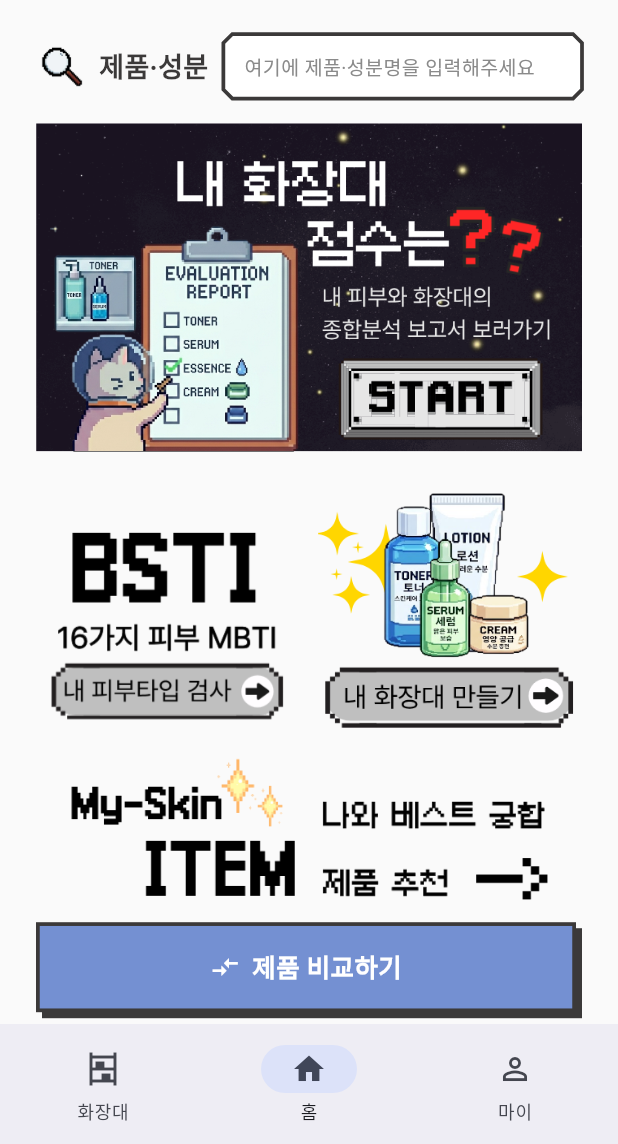
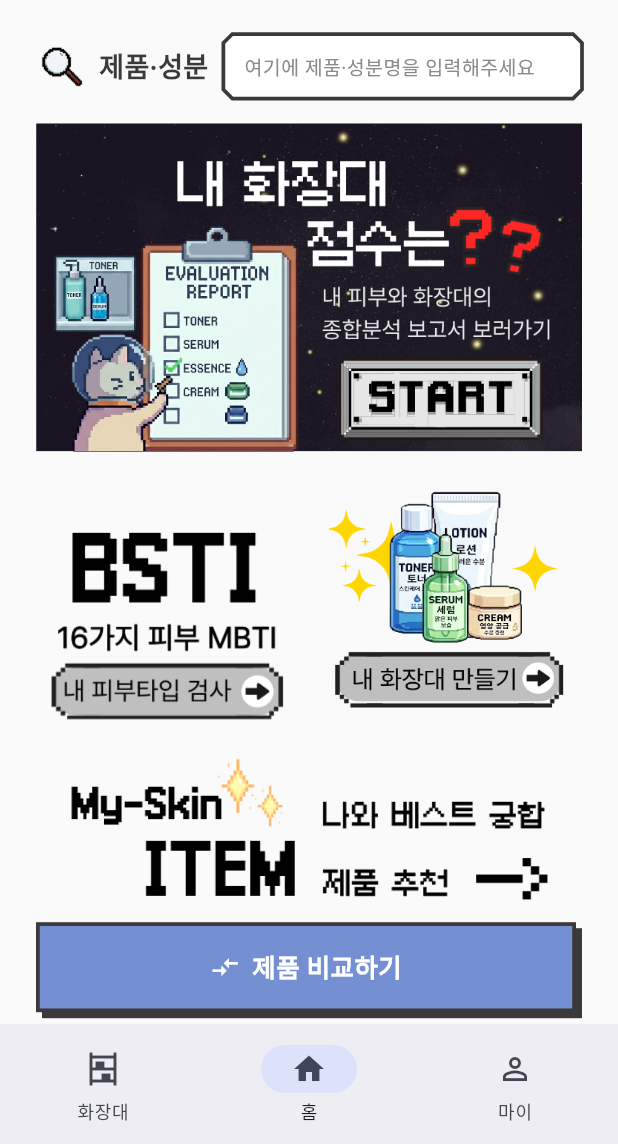
Before and after one commit to cosmos-incicrew/cosmos_client, a Flutter app: the HomeScreen screen opened by its route, on a phone screen of 412 x 824 dp, the part 92-1236 px from its top. Run offline on Flutter 3.47's test engine with Material 3 defaults, Android fonts, the phone set to English and light mode, and no system bars; our stand-ins replace dio, flutter_riverpod, flutter_secure_storage, go_router, google_sign_in, hive_flutter and 1 more; accounts and stored records are empty; Roboto replaces fonts that are missing (Galmuri9, Pretendard).

Commit message:
feat(home): 메뉴 이미지 버튼 호버·프레스 반응 + 크기 정렬
이미지로 만든 버튼이라 자체 상태 변화가 없다 — 스케일로 반응을 준다:
- 호버(웹/데스크톱): 1.04배 + 클릭 커서. AnimatedScale 120ms.
- 누르는 순간: 0.96배 (탭 취소 시 복원).
- 모바일에선 호버가 없으니 프레스 반응만 남는다.

크기 정렬: '내 화장대 만들기' PNG 는 원본 여백이 BSTI 쪽보다 적어
같은 폭에서 더 크게 보였다 — widthFactor 0.92 로 살짝 줄여 맞춤.
(원본 이미지를 다시 뽑으면 widthFactor 를 지우면 된다)

Co-Authored-By: Claude Fable 5 <noreply@anthropic.com>

```diff
--- a/lib/features/home/presentation/screens/home_screen.dart
+++ b/lib/features/home/presentation/screens/home_screen.dart
@@ -130,6 +130,8 @@ class HomeScreen extends StatelessWidget {
               child: _ImageButton(
                 asset: AppAssets.homeShelf,
                 label: '내 화장대 만들기',
+                // 원본 PNG 여백이 BSTI 쪽보다 적어 더 크게 보인다 — 살짝 줄여 맞춤.
+                widthFactor: 0.92,
                 // 화장대(담은 리스트)로. 담기는 거기 검색창에서 한다.
                 onTap: () => context.go('/shelf'),
               ),
@@ -155,11 +157,12 @@ class HomeScreen extends StatelessWidget {
 ///
 /// 캡션·타이틀·화살표가 이미지 안에 그려져 있으므로 위에 아무것도 얹지 않는다.
 /// 이미지가 없을 때만 [label] 텍스트 플레이스홀더로 대체한다.
-class _ImageButton extends StatelessWidget {
+class _ImageButton extends StatefulWidget {
   const _ImageButton({
     required this.asset,
     required this.label,
     required this.onTap,
+    this.widthFactor = 1.0,
   });
 
   final String asset;
@@ -168,16 +171,45 @@ class _ImageButton extends StatelessWidget {
   final String label;
   final VoidCallback onTap;
 
+  /// 1.0 미만이면 그만큼 줄여 그린다 — 원본 PNG 여백이 제각각이라
+  /// 버튼끼리 크기를 맞출 때 쓴다.
+  final double widthFactor;
+
+  @override
+  State<_ImageButton> createState() => _ImageButtonState();
+}
+
+class _ImageButtonState extends State<_ImageButton> {
+  bool _hovered = false;
+  bool _pressed = false;
+
   @override
   Widget build(BuildContext context) {
+    // 호버(웹/데스크톱)에선 살짝 커지고, 누르는 순간엔 살짝 눌린다.
+    // 이미지 자체를 못 바꾸는 대신 스케일로 반응을 준다.
+    final scale = _pressed ? 0.96 : (_hovered ? 1.04 : 1.0);
+
     return Semantics(
       button: true,
-      label: label,
+      label: widget.label,
+      child: MouseRegion(
+        cursor: SystemMouseCursors.click,
+        onEnter: (_) => setState(() => _hovered = true),
+        onExit: (_) => setState(() => _hovered = false),
         child: GestureDetector(
-        onTap: onTap,
+          onTap: widget.onTap,
+          onTapDown: (_) => setState(() => _pressed = true),
+          onTapUp: (_) => setState(() => _pressed = false),
+          onTapCancel: () => setState(() => _pressed = false),
           behavior: HitTestBehavior.opaque,
+          child: AnimatedScale(
+            scale: scale,
+            duration: const Duration(milliseconds: 120),
+            curve: Curves.easeOut,
+            child: FractionallySizedBox(
+              widthFactor: widget.widthFactor,
               child: Image.asset(
-          asset,
+                widget.asset,
                 fit: BoxFit.contain,
                 errorBuilder: (_, __, ___) => Container(
                   height: 100,
@@ -186,10 +218,13 @@ class _ImageButton extends StatelessWidget {
                     borderRadius: BorderRadius.circular(16),
                   ),
                   alignment: Alignment.center,
-            child: Text(label,
+                  child: Text(widget.label,
                       textAlign: TextAlign.center,
                       style: AppTextStyles.caption
                           .copyWith(color: AppColors.textPrimary)),
+                ),
+              ),
+            ),
           ),
         ),
       ),
```
Lines whose indentation alone changed are shown as unchanged.
